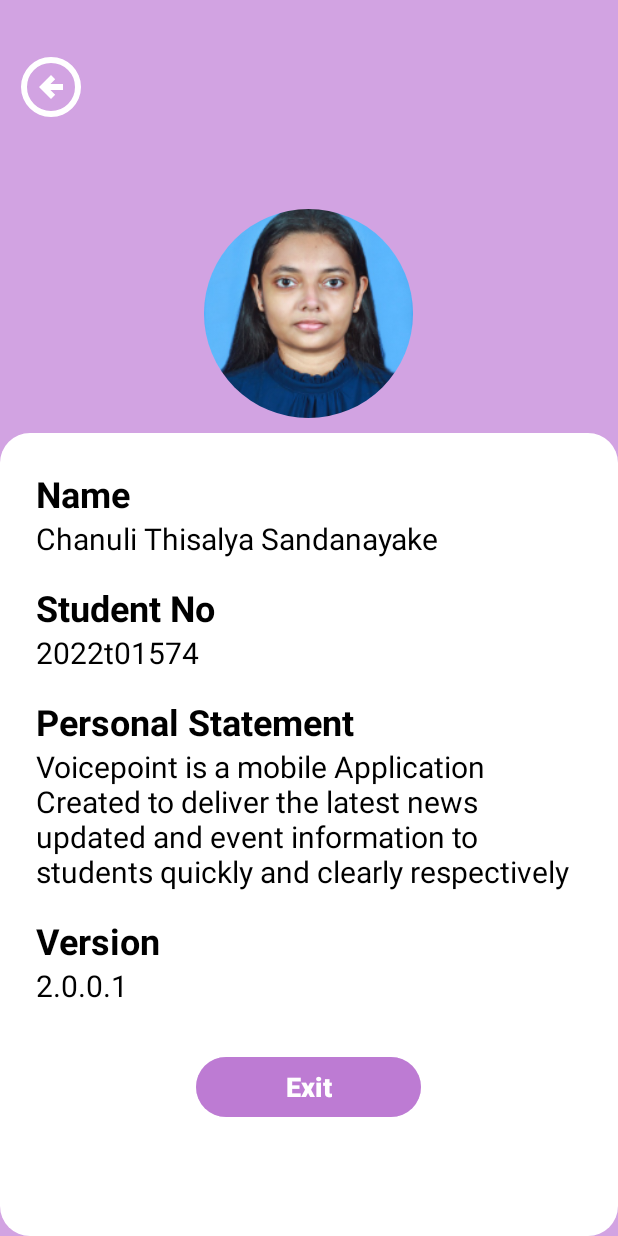
After one commit to Chanuli-Sandanayake/My_voicepoint_newsapp, an Android app: the DevInfoActivity screen opened directly, with no data from a screen before it, on a phone screen of 412 x 824 dp. The commit adds this screen. Run offline under Robolectric (Android 15) with nearby library versions, the phone set to English and light mode, and no system bars.

Commit message:
dev-screen created

```diff
--- a/app/src/main/AndroidManifest.xml
+++ b/app/src/main/AndroidManifest.xml
@@ -14,6 +14,9 @@
         android:supportsRtl="true"
         android:theme="@style/Theme.My_voicepoint_newsapp"
         tools:targetApi="31">
+        <activity
+            android:name=".DevInfoActivity"
+            android:exported="false" />
         <activity
             android:name=".MenuActivity"
             android:exported="false" />
--- /dev/null
+++ b/app/src/main/java/com/example/voicepoint/DevInfoActivity.java
@@ -0,0 +1,47 @@
+package com.example.voicepoint;
+import com.bumptech.glide.Glide;
+import com.bumptech.glide.request.RequestOptions;
+import android.content.Intent;
+import android.os.Bundle;
+import android.widget.Button;
+import android.widget.ImageButton;
+import android.widget.ImageView;
+
+import androidx.appcompat.app.AppCompatActivity;
+
+
+public class DevInfoActivity extends AppCompatActivity {
+
+    Button exitButton;
+    ImageView profileImage;
+    ImageButton backButton;
+
+    @Override
+    protected void onCreate(Bundle savedInstanceState) {
+        super.onCreate(savedInstanceState);
+        setContentView(R.layout.activity_dev_info);
+
+        profileImage = findViewById(R.id.profileImage);
+        exitButton = findViewById(R.id.exitButton);
+        backButton = findViewById(R.id.backButton);
+
+        Glide.with(this)
+                .load(R.drawable.chanuli)
+                .apply(RequestOptions.circleCropTransform())
+                .into(profileImage);
+
+
+
+
+
+        exitButton.setOnClickListener(v -> {
+            startActivity(new Intent(DevInfoActivity.this, NewsActivity.class));
+            finish();
+        });
+
+        backButton.setOnClickListener(v -> {
+            startActivity(new Intent(DevInfoActivity.this, MenuActivity.class));
+            finish();
+        });
+    }
+}
--- a/app/src/main/java/com/example/voicepoint/MenuActivity.java
+++ b/app/src/main/java/com/example/voicepoint/MenuActivity.java
@@ -70,7 +70,7 @@ public class MenuActivity extends AppCompatActivity {
             startActivity(i);
         });
 
-        //devText.setOnClickListener(v -> startActivity(new Intent(this, DevInfoActivity.class)));
+        devText.setOnClickListener(v -> startActivity(new Intent(this, DevInfoActivity.class)));
 
         logoutText.setOnClickListener(v -> {
             Toast.makeText(this, "Logged out", Toast.LENGTH_SHORT).show();
--- /dev/null
+++ b/app/src/main/res/drawable/back.xml
@@ -0,0 +1,9 @@
+<vector xmlns:android="http://schemas.android.com/apk/res/android"
+    android:width="24dp"
+    android:height="24dp"
+    android:viewportWidth="960"
+    android:viewportHeight="960">
+  <path
+      android:pathData="m480,640 l56,-56 -64,-64h168v-80L472,440l64,-64 -56,-56 -160,160 160,160ZM480,880q-83,0 -156,-31.5T197,763q-54,-54 -85.5,-127T80,480q0,-83 31.5,-156T197,197q54,-54 127,-85.5T480,80q83,0 156,31.5T763,197q54,54 85.5,127T880,480q0,83 -31.5,156T763,763q-54,54 -127,85.5T480,880ZM480,800q134,0 227,-93t93,-227q0,-134 -93,-227t-227,-93q-134,0 -227,93t-93,227q0,134 93,227t227,93ZM480,480Z"
+      android:fillColor="#FFFFFF"/>
+</vector>
--- /dev/null
+++ b/app/src/main/res/drawable/rounded_dev_container.xml
@@ -0,0 +1,5 @@
+<shape xmlns:android="http://schemas.android.com/apk/res/android"
+    android:shape="rectangle">
+    <solid android:color="#FFFFFF" />
+    <corners android:radius="20dp" />
+</shape>
--- /dev/null
+++ b/app/src/main/res/layout/activity_dev_info.xml
@@ -0,0 +1,119 @@
+<?xml version="1.0" encoding="utf-8"?>
+<RelativeLayout xmlns:android="http://schemas.android.com/apk/res/android"
+    android:layout_width="match_parent"
+    android:layout_height="match_parent"
+    android:background="#80A850C5">
+
+    <!-- Back Button -->
+    <ImageButton
+        android:id="@+id/backButton"
+        android:layout_width="48dp"
+        android:layout_height="48dp"
+        android:layout_marginStart="10dp"
+        android:layout_marginTop="34dp"
+        android:background="@drawable/back"
+        android:contentDescription="Back" />
+
+    <!-- Circular Profile Image -->
+    <ImageView
+        android:id="@+id/profileImage"
+        android:layout_width="139dp"
+        android:layout_height="139dp"
+        android:layout_centerHorizontal="true"
+        android:layout_marginTop="139dp"
+        android:scaleType="centerCrop" />
+
+    <!-- Info Container -->
+    <LinearLayout
+        android:id="@+id/infoContainer"
+        android:layout_width="412dp"
+        android:layout_height="630dp"
+        android:layout_below="@id/profileImage"
+        android:layout_marginTop="10dp"
+        android:layout_centerHorizontal="true"
+        android:background="@drawable/rounded_dev_container"
+        android:orientation="vertical"
+        android:padding="24dp">
+
+        <!-- Name -->
+        <TextView
+            android:layout_width="wrap_content"
+            android:layout_height="wrap_content"
+            android:text="Name"
+            android:textColor="#000000"
+            android:textSize="24sp"
+            android:textStyle="bold" />
+
+        <TextView
+            android:layout_width="wrap_content"
+            android:layout_height="wrap_content"
+            android:text="Chanuli Thisalya Sandanayake"
+            android:textColor="#000000"
+            android:textSize="20sp"
+            android:layout_marginBottom="16dp" />
+
+        <!-- Student No -->
+        <TextView
+            android:layout_width="wrap_content"
+            android:layout_height="wrap_content"
+            android:text="Student No"
+            android:textColor="#000000"
+            android:textSize="24sp"
+            android:textStyle="bold" />
+
+        <TextView
+            android:layout_width="wrap_content"
+            android:layout_height="wrap_content"
+            android:text="2022t01574"
+            android:textColor="#000000"
+            android:textSize="20sp"
+            android:layout_marginBottom="16dp" />
+
+        <!-- Personal Statement -->
+        <TextView
+            android:layout_width="wrap_content"
+            android:layout_height="wrap_content"
+            android:text="Personal Statement"
+            android:textColor="#000000"
+            android:textSize="24sp"
+            android:textStyle="bold" />
+
+        <TextView
+            android:layout_width="wrap_content"
+            android:layout_height="wrap_content"
+            android:text="Voicepoint is a mobile Application Created to deliver the latest news updated and event information to students quickly and clearly respectively"
+            android:textColor="#000000"
+            android:textSize="20sp"
+            android:layout_marginBottom="16dp" />
+
+        <!-- Version -->
+        <TextView
+            android:layout_width="wrap_content"
+            android:layout_height="wrap_content"
+            android:text="Version"
+            android:textColor="#000000"
+            android:textSize="24sp"
+            android:textStyle="bold" />
+
+        <TextView
+            android:layout_width="wrap_content"
+            android:layout_height="wrap_content"
+            android:text="2.0.0.1"
+            android:textColor="#000000"
+            android:textSize="20sp"
+            android:layout_marginBottom="30dp" />
+        <!-- Exit Button -->
+        <Button
+            android:id="@+id/exitButton"
+            android:layout_width="150dp"
+            android:layout_height="48dp"
+            android:layout_gravity="center_horizontal"
+            android:text="Exit"
+            android:backgroundTint="#80A850C5"
+            android:textColor="#FFFFFF"
+            android:textStyle="bold"
+            android:textSize="18sp" />
+    </LinearLayout>
+
+
+</RelativeLayout>
```
Also changed, not shown: app/src/main/res/drawable/chanuli.jpg (added).
